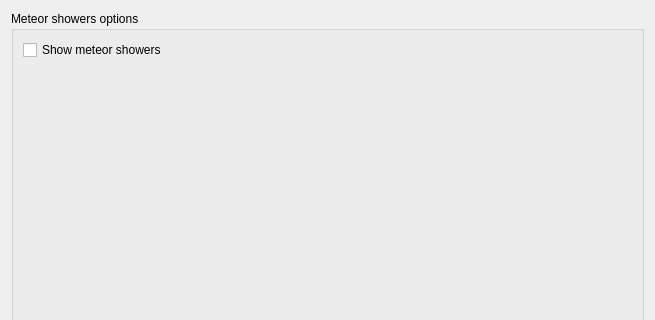
Qt form kstars/options/opsmeteorshowers.ui (cardinot/kstars) before a commit; both pictures show x 0 to 655 and y 0 to 320 of the 655 by 521 pixel window.
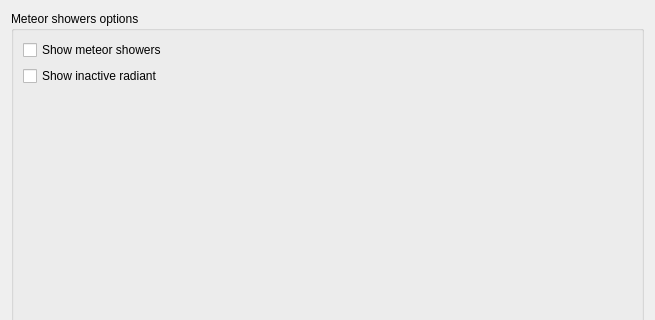
The same form after that commit.

Commit message: Meteor showers - adding option to show only the active radiants

The edit to the form file:
```diff
--- a/kstars/options/opsmeteorshowers.ui
+++ b/kstars/options/opsmeteorshowers.ui
@@ -34,7 +34,7 @@
             </property>
            </widget>
           </item>
-          <item row="1" column="0">
+          <item row="2" column="0">
            <spacer name="verticalSpacer">
             <property name="orientation">
              <enum>Qt::Vertical</enum>
@@ -47,6 +47,13 @@
             </property>
            </spacer>
           </item>
+          <item row="1" column="0">
+           <widget class="QCheckBox" name="kcfg_ShowInactiveMS">
+            <property name="text">
+             <string>Show inactive radiant</string>
+            </property>
+           </widget>
+          </item>
          </layout>
         </item>
        </layout>
```
The commit also changes 2 other files.
